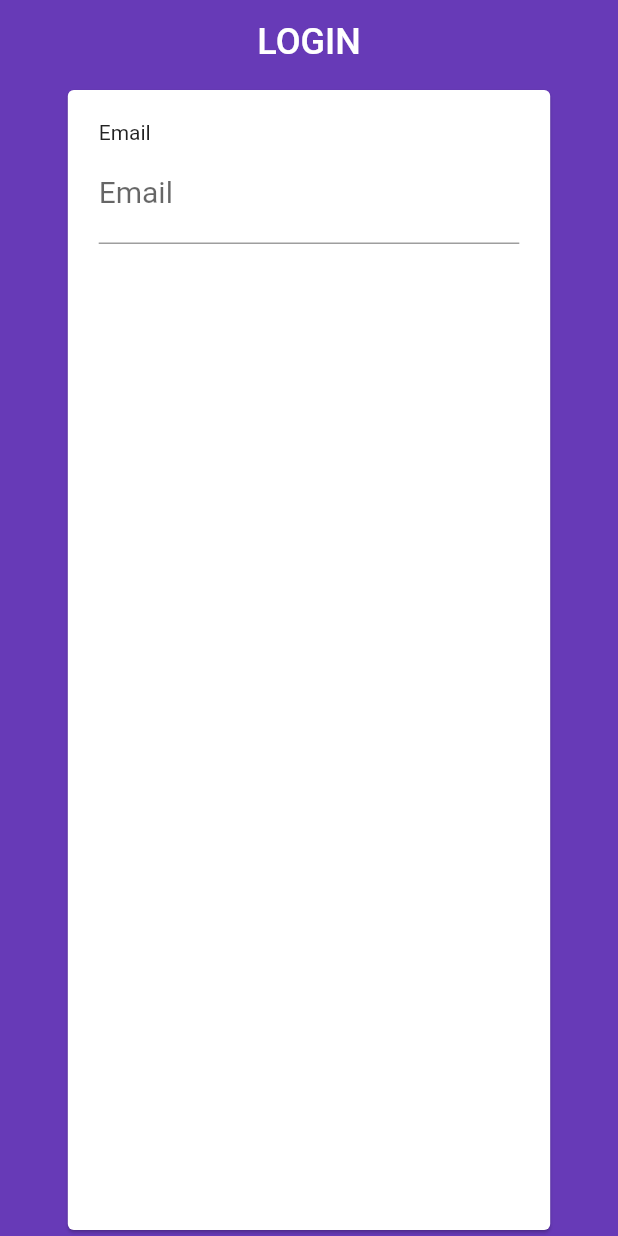
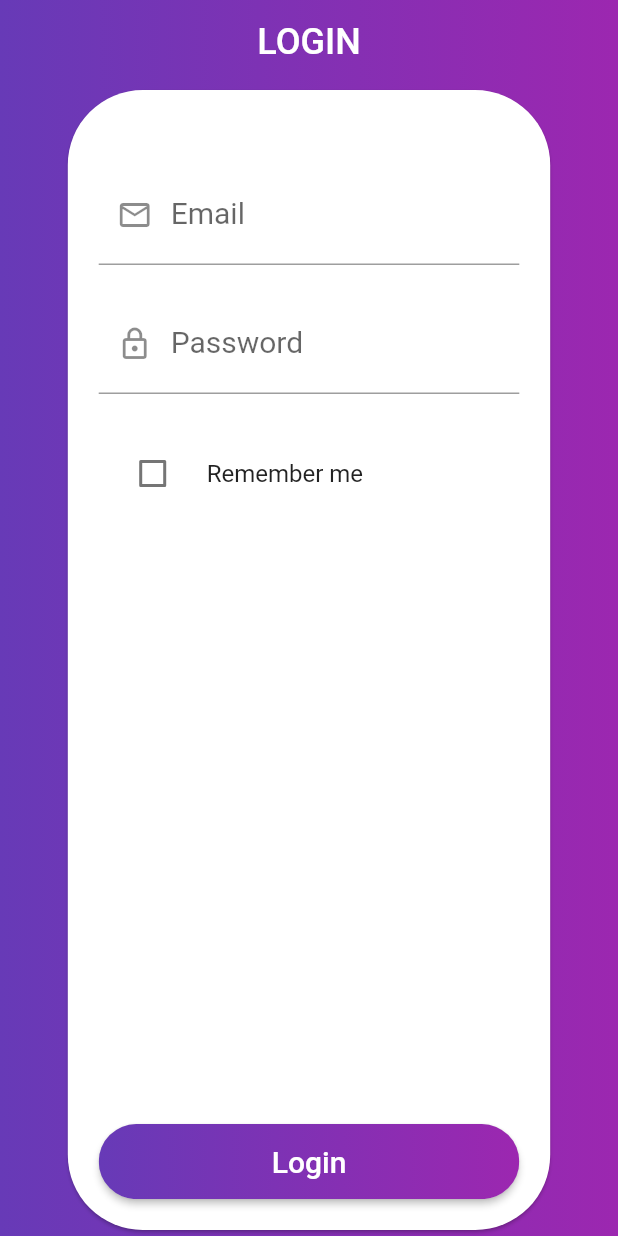
Before and after one commit to ronpetit/VassTraining, a Flutter app: the screen it shows after launch, on a phone screen of 412 x 824 dp. Run offline on Flutter 3.47's test engine with Material 2 defaults, Android fonts, the phone set to English and light mode, and no system bars.

Commit message:
TextBox - CheckBox - Button

```diff
--- a/lib/modules/home/view/home.dart
+++ b/lib/modules/home/view/home.dart
@@ -13,7 +13,9 @@ class MyNewApp extends StatefulWidget {
 class MyNewAppState extends State<MyNewApp> implements View {
   double _width, _height;
   TextEditingController _emailController = TextEditingController();
+  TextEditingController _passController = TextEditingController();
   bool _tamanoGrande = false;
+  bool _value = false;
 
   @override
   GlobalKey<FormState> formKey = GlobalKey<FormState>();
@@ -42,7 +44,13 @@ class MyNewAppState extends State<MyNewApp> implements View {
           style: TextStyle(color: Colors.white, fontSize: 24),
         ),
         centerTitle: true,
-        backgroundColor: Colors.deepPurple,
+        flexibleSpace: Container(
+          decoration: BoxDecoration(
+              gradient: LinearGradient(
+                  colors: [Colors.deepPurple, Colors.purple],
+                  begin: Alignment.centerLeft,
+                  end: Alignment.centerRight)),
+        ),
         elevation: 0,
       ),
       body: Builder(
@@ -51,31 +59,109 @@ class MyNewAppState extends State<MyNewApp> implements View {
             width: _width,
             height: _height,
             padding: EdgeInsets.symmetric(horizontal: _width * 0.1),
-            color: Colors.deepPurple,
+            decoration: BoxDecoration(
+                gradient: LinearGradient(
+                    colors: [Colors.deepPurple, Colors.purple],
+                    begin: Alignment.centerLeft,
+                    end: Alignment.centerRight)),
             child: Align(
               alignment: Alignment.topCenter,
               child: SizedBox(
                 width: _width,
                 child: Card(
+                  shape: RoundedRectangleBorder(
+                      borderRadius: BorderRadius.circular(50)),
                   child: Padding(
                     padding: EdgeInsets.all(_width * 0.05),
                     child: Form(
                       key: formKey,
                       child: Column(
                         children: [
-                          Align(
-                            alignment: Alignment.centerLeft,
-                            child: Text(
-                              "Email",
-                              textAlign: TextAlign.left,
-                            ),
-                          ),
+                          SizedBox(height: 30),
                           TextFormField(
                             controller: _emailController,
                             keyboardType: TextInputType.emailAddress,
-                            style: TextStyle(color: Colors.grey[700], fontSize: _tamanoGrande ? 20 : 14),
-                            decoration: InputDecoration(labelText: "Email"),
-                          )
+                            style: TextStyle(
+                                color: Colors.grey[700],
+                                fontSize: _tamanoGrande ? 20 : 14),
+                            decoration: InputDecoration(
+                                labelText: "Email",
+                                hintText: 'example@email.com',
+                                prefixIcon: Icon(Icons.email_outlined)),
+                            validator: (value) {
+                              if (value.isEmpty) {
+                                return 'Required field!';
+                              }
+                              return null;
+                            },
+                          ),
+                          SizedBox(height: 20),
+                          TextFormField(
+                            controller: _passController,
+                            obscureText: true,
+                            style: TextStyle(
+                                color: Colors.grey[700],
+                                fontSize: _tamanoGrande ? 20 : 14),
+                            decoration: InputDecoration(
+                                labelText: "Password",
+                                prefixIcon: Icon(Icons.lock_outlined)),
+                            validator: (value) {
+                              if (value.isEmpty) {
+                                return 'Required field!';
+                              }
+                              return null;
+                            },
+                          ),
+                          SizedBox(height: 25),
+                          CheckboxListTile(
+                            title: Text('Remember me'),
+                            activeColor: Colors.deepPurple,
+                            checkColor: Colors.white,
+                            value: _value,
+                            onChanged: (bool value) {
+                              setState(() {
+                                _value = value;
+                              });
+                            },
+                            controlAffinity: ListTileControlAffinity.leading,
+                          ),
+                          Spacer(),
+                          Container(
+                              height: 50,
+                              alignment: FractionalOffset.bottomCenter,
+                              child: RaisedButton(
+                                shape: RoundedRectangleBorder(
+                                    borderRadius: BorderRadius.circular(60)),
+                                onPressed: () {
+                                  if (formKey.currentState.validate()) {
+                                    Scaffold.of(context).showSnackBar(SnackBar(
+                                        content: Text('Processing data')));
+                                  }
+                                },
+                                child: Ink(
+                                    decoration: BoxDecoration(
+                                        gradient: LinearGradient(
+                                            colors: [
+                                              Colors.deepPurple,
+                                              Colors.purple
+                                            ],
+                                            begin: Alignment.centerLeft,
+                                            end: Alignment.centerRight),
+                                        borderRadius:
+                                            BorderRadius.circular(30.0)),
+                                    child: Container(
+                                        constraints:
+                                            BoxConstraints(minHeight: 50),
+                                        alignment: Alignment.center,
+                                        child: Text(
+                                          'Login',
+                                          textAlign: TextAlign.center,
+                                          style: TextStyle(
+                                              fontSize: 20,
+                                              color: Colors.white),
+                                        ))),
+                                padding: EdgeInsets.all(0.0),
+                              )),
                         ],
                       ),
                     ),
```
